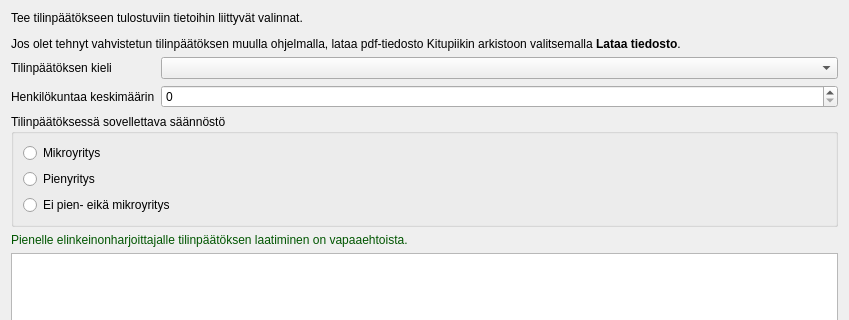
Above: kitsas/tilinpaatoseditori/tpaloitus.ui from artoh/kitupiikki before the change; both pictures show x 0 to 849 and y 0 to 320 of the 849 by 821 pixel window. Below: the same form after it.
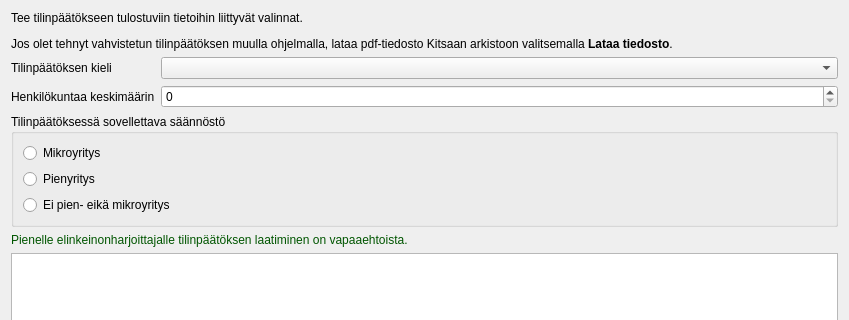
That is the form after the change. Icons and pictures are not drawn.

Patch:
```diff
--- a/kitsas/tilinpaatoseditori/tpaloitus.ui
+++ b/kitsas/tilinpaatoseditori/tpaloitus.ui
@@ -17,7 +17,7 @@
    <item>
     <widget class="QLabel" name="label">
      <property name="text">
-      <string>&lt;html&gt;&lt;head/&gt;&lt;body&gt;&lt;p&gt;Tee tilinpäätökseen tulostuviin tietoihin liittyvät valinnat.&lt;/p&gt;&lt;p&gt;Jos olet tehnyt vahvistetun tilinpäätöksen muulla ohjelmalla, lataa pdf-tiedosto Kitupiikin arkistoon valitsemalla &lt;span style=&quot; font-weight:600;&quot;&gt;Lataa tiedosto&lt;/span&gt;.&lt;/p&gt;&lt;/body&gt;&lt;/html&gt;</string>
+      <string>&lt;html&gt;&lt;head/&gt;&lt;body&gt;&lt;p&gt;Tee tilinpäätökseen tulostuviin tietoihin liittyvät valinnat.&lt;/p&gt;&lt;p&gt;Jos olet tehnyt vahvistetun tilinpäätöksen muulla ohjelmalla, lataa pdf-tiedosto Kitsaan arkistoon valitsemalla &lt;span style=&quot; font-weight:600;&quot;&gt;Lataa tiedosto&lt;/span&gt;.&lt;/p&gt;&lt;/body&gt;&lt;/html&gt;</string>
      </property>
      <property name="wordWrap">
       <bool>true</bool>
```
